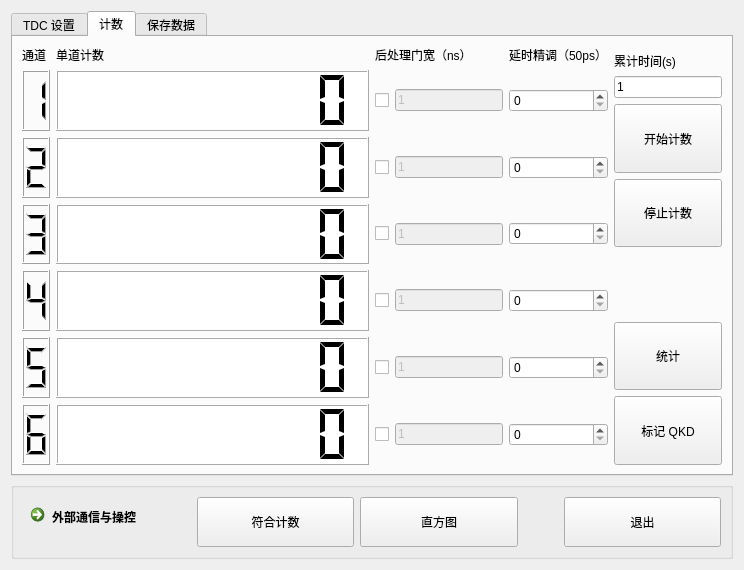
Above: ui/widget.ui from WhiteChimney/TDC-counter before the change. Below: the same form after it.
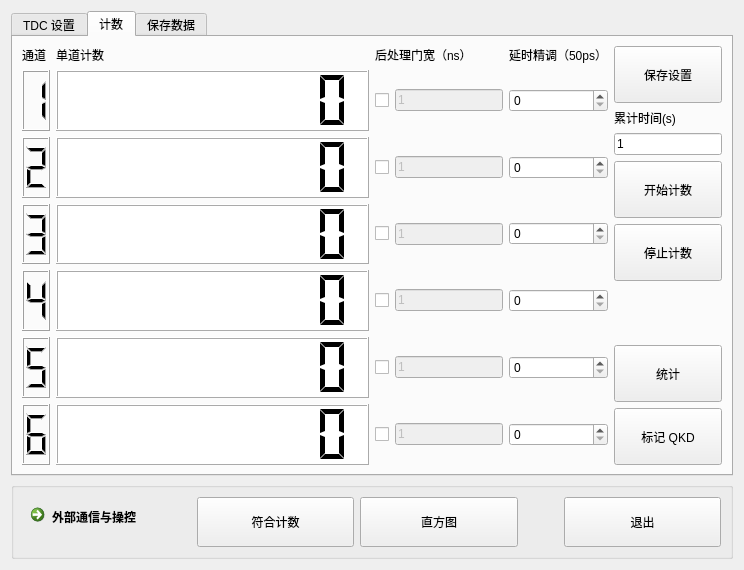
That is the form after the change.

Commit message: 添加保存配置按键

```diff
--- a/ui/widget.ui
+++ b/ui/widget.ui
@@ -1063,6 +1063,19 @@
          </property>
         </widget>
        </item>
+       <item row="0" column="1">
+        <widget class="QPushButton" name="buttonSaveConfig">
+         <property name="sizePolicy">
+          <sizepolicy hsizetype="Minimum" vsizetype="MinimumExpanding">
+           <horstretch>0</horstretch>
+           <verstretch>0</verstretch>
+          </sizepolicy>
+         </property>
+         <property name="text">
+          <string>保存设置</string>
+         </property>
+        </widget>
+       </item>
       </layout>
      </widget>
      <widget class="QWidget" name="pageData">
```
The commit also changes 2 other files.
